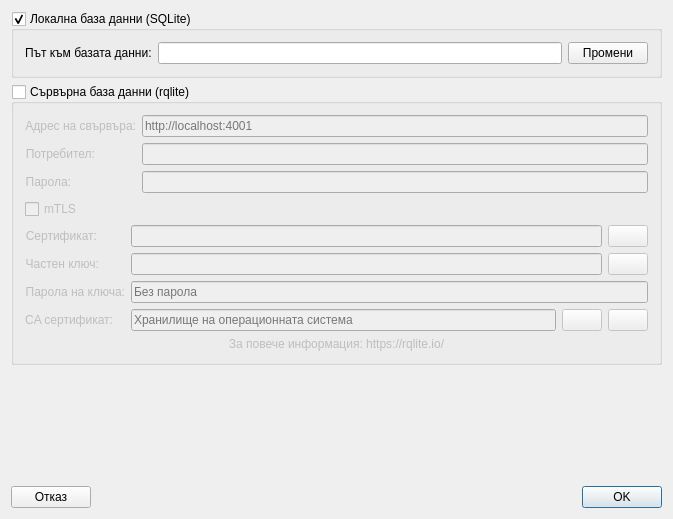
This is src/View/Widgets/DbSettingsDialog.ui in thefinalcutbg/DinoDent as Qt 5 draws it before an edit. The edited form follows.
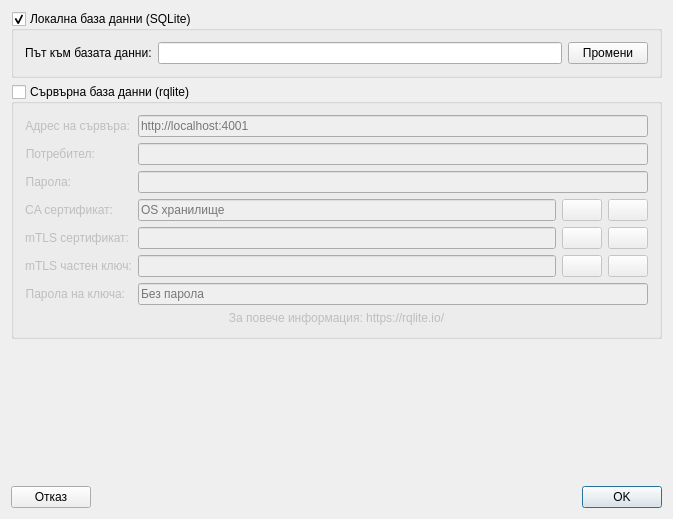
This is the edited form. Custom widgets are drawn as their Qt base class.

Commit message: mTLS server settings tested and working

Patch:
```diff
--- a/src/View/Widgets/DbSettingsDialog.ui
+++ b/src/View/Widgets/DbSettingsDialog.ui
@@ -62,19 +62,11 @@
      <property name="checked">
       <bool>false</bool>
      </property>
-     <layout class="QVBoxLayout" name="verticalLayout_2">
-      <item>
-       <layout class="QFormLayout" name="formLayout_2">
-        <property name="fieldGrowthPolicy">
-         <enum>QFormLayout::FieldGrowthPolicy::ExpandingFieldsGrow</enum>
-        </property>
-        <property name="formAlignment">
-         <set>Qt::AlignmentFlag::AlignRight|Qt::AlignmentFlag::AlignTop|Qt::AlignmentFlag::AlignTrailing</set>
-        </property>
+     <layout class="QFormLayout" name="formLayout">
         <item row="0" column="0">
          <widget class="QLabel" name="label_2">
           <property name="text">
-           <string>Адрес на свървъра:</string>
+         <string>Адрес на сървъра:</string>
           </property>
           <property name="alignment">
            <set>Qt::AlignmentFlag::AlignRight|Qt::AlignmentFlag::AlignTrailing|Qt::AlignmentFlag::AlignVCenter</set>
@@ -122,55 +114,58 @@
           </property>
          </widget>
         </item>
+      <item row="3" column="0">
+       <widget class="QLabel" name="label_5">
+        <property name="text">
+         <string>CA сертификат:</string>
+        </property>
+        <property name="alignment">
+         <set>Qt::AlignmentFlag::AlignRight|Qt::AlignmentFlag::AlignTrailing|Qt::AlignmentFlag::AlignVCenter</set>
+        </property>
+       </widget>
+      </item>
+      <item row="3" column="1">
+       <layout class="QHBoxLayout" name="horizontalLayout_5">
+        <item>
+         <widget class="QLineEdit" name="caPathLine">
+          <property name="text">
+           <string/>
+          </property>
+          <property name="readOnly">
+           <bool>true</bool>
+          </property>
+          <property name="placeholderText">
+           <string>OS хранилище</string>
+          </property>
+         </widget>
+        </item>
+        <item>
+         <widget class="QPushButton" name="caPathButton">
+          <property name="text">
+           <string/>
+          </property>
+         </widget>
+        </item>
+        <item>
+         <widget class="QPushButton" name="removeCAButton">
+          <property name="text">
+           <string/>
+          </property>
+         </widget>
+        </item>
        </layout>
       </item>
-      <item>
-       <widget class="QCheckBox" name="mTLScheck">
-        <property name="text">
-         <string>mTLS</string>
-        </property>
-       </widget>
-      </item>
-      <item>
-       <widget class="QFrame" name="mTLSFrame">
-        <property name="frameShape">
-         <enum>QFrame::Shape::NoFrame</enum>
-        </property>
-        <property name="frameShadow">
-         <enum>QFrame::Shadow::Plain</enum>
-        </property>
-        <layout class="QHBoxLayout" name="horizontalLayout_6">
-         <property name="leftMargin">
-          <number>0</number>
-         </property>
-         <property name="topMargin">
-          <number>0</number>
-         </property>
-         <property name="rightMargin">
-          <number>0</number>
-         </property>
-         <property name="bottomMargin">
-          <number>0</number>
-         </property>
-         <item>
-          <layout class="QFormLayout" name="formLayout">
-           <property name="fieldGrowthPolicy">
-            <enum>QFormLayout::FieldGrowthPolicy::ExpandingFieldsGrow</enum>
-           </property>
-           <property name="formAlignment">
-            <set>Qt::AlignmentFlag::AlignJustify|Qt::AlignmentFlag::AlignTop</set>
-           </property>
-           <item row="0" column="0">
+      <item row="4" column="0">
             <widget class="QLabel" name="label_6">
              <property name="text">
-              <string>Сертификат:</string>
+         <string>mTLS сертификат:</string>
              </property>
              <property name="alignment">
               <set>Qt::AlignmentFlag::AlignRight|Qt::AlignmentFlag::AlignTrailing|Qt::AlignmentFlag::AlignVCenter</set>
              </property>
             </widget>
            </item>
-           <item row="0" column="1">
+      <item row="4" column="1">
             <layout class="QHBoxLayout" name="horizontalLayout_4">
              <item>
               <widget class="LineEdit" name="certPathLine">
@@ -186,19 +181,26 @@
                </property>
               </widget>
              </item>
-            </layout>
-           </item>
-           <item row="1" column="0">
+        <item>
+         <widget class="QPushButton" name="removeCertButton">
+          <property name="text">
+           <string/>
+          </property>
+         </widget>
+        </item>
+       </layout>
+      </item>
+      <item row="5" column="0">
             <widget class="QLabel" name="label_7">
              <property name="text">
-              <string>Частен ключ:</string>
+         <string>mTLS частен ключ:</string>
              </property>
              <property name="alignment">
               <set>Qt::AlignmentFlag::AlignRight|Qt::AlignmentFlag::AlignTrailing|Qt::AlignmentFlag::AlignVCenter</set>
              </property>
             </widget>
            </item>
-           <item row="1" column="1">
+      <item row="5" column="1">
             <layout class="QHBoxLayout" name="horizontalLayout_2">
              <item>
               <widget class="LineEdit" name="prvKeyLineEdit">
@@ -214,9 +216,16 @@
                </property>
               </widget>
              </item>
-            </layout>
-           </item>
-           <item row="2" column="0">
+        <item>
+         <widget class="QPushButton" name="removeKeyButton">
+          <property name="text">
+           <string/>
+          </property>
+         </widget>
+        </item>
+       </layout>
+      </item>
+      <item row="6" column="0">
             <widget class="QLabel" name="label_8">
              <property name="text">
               <string>Парола на ключа:</string>
@@ -226,7 +235,7 @@
              </property>
             </widget>
            </item>
-           <item row="2" column="1">
+      <item row="6" column="1">
             <widget class="QLineEdit" name="prvPassLineEdit">
              <property name="echoMode">
               <enum>QLineEdit::EchoMode::Password</enum>
@@ -236,53 +245,7 @@
              </property>
             </widget>
            </item>
-           <item row="3" column="0">
-            <widget class="QLabel" name="label_5">
-             <property name="text">
-              <string>CA сертификат:</string>
-             </property>
-             <property name="alignment">
-              <set>Qt::AlignmentFlag::AlignRight|Qt::AlignmentFlag::AlignTrailing|Qt::AlignmentFlag::AlignVCenter</set>
-             </property>
-            </widget>
-           </item>
-           <item row="3" column="1">
-            <layout class="QHBoxLayout" name="horizontalLayout_5">
-             <item>
-              <widget class="QLineEdit" name="caPathLine">
-               <property name="text">
-                <string/>
-               </property>
-               <property name="readOnly">
-                <bool>true</bool>
-               </property>
-               <property name="placeholderText">
-                <string>Хранилище на операционната система</string>
-               </property>
-              </widget>
-             </item>
-             <item>
-              <widget class="QPushButton" name="caPathButton">
-               <property name="text">
-                <string/>
-               </property>
-              </widget>
-             </item>
-             <item>
-              <widget class="QPushButton" name="removeCAButton">
-               <property name="text">
-                <string/>
-               </property>
-              </widget>
-             </item>
-            </layout>
-           </item>
-          </layout>
-         </item>
-        </layout>
-       </widget>
-      </item>
-      <item>
+      <item row="7" column="0" colspan="2">
        <widget class="QLabel" name="rqliteLabel">
         <property name="text">
          <string>За повече информация: https://rqlite.io/</string>
```
Lines whose indentation alone changed are shown as unchanged. The commit also changes 10 other files.
